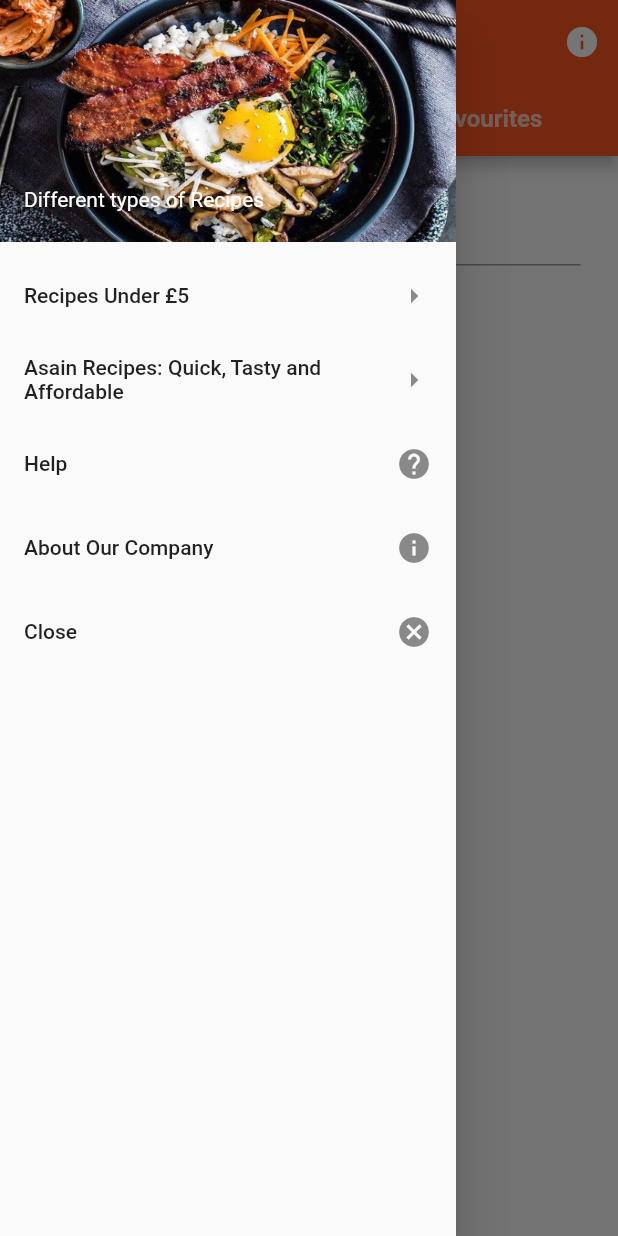
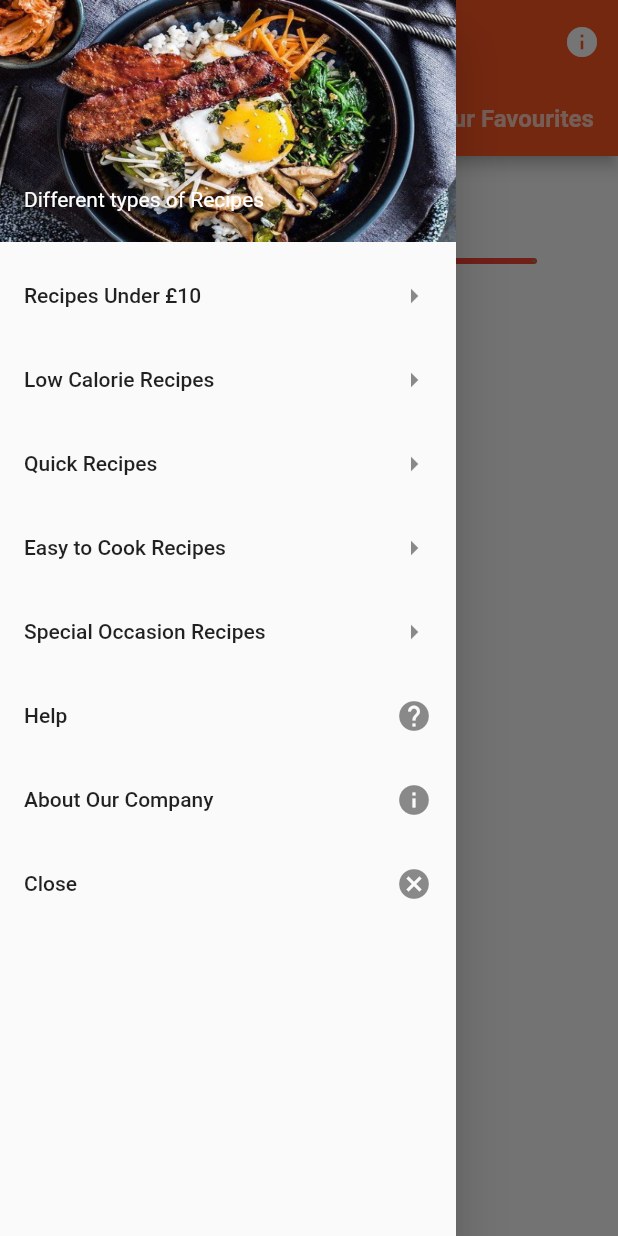
Before and after one commit to JonathanLewin/CookingProject, a Flutter app: the screen it shows after launch, with the side drawer open, on a phone screen of 412 x 824 dp. Run offline on Flutter 3.47's test engine with Material 2 defaults, Android fonts, the phone set to English and light mode, and no system bars; our stand-ins replace cloud_firestore; accounts and stored records are empty.

```diff
--- a/lib/main.dart
+++ b/lib/main.dart
@@ -26,7 +26,7 @@ class CoolAppState extends State<CoolApp> with SingleTickerProviderStateMixin {
   @override
   void initState() {
     super.initState();
-    controller = new TabController(vsync: this, length: 2);
+    controller = new TabController(vsync: this, length: 3);
   }
 
   @override
@@ -51,7 +51,7 @@ class CoolAppState extends State<CoolApp> with SingleTickerProviderStateMixin {
         bottom: new TabBar(
           controller: controller,
           tabs: <Tab>[
-            //new Tab(child: new Text('Popular', textAlign: TextAlign.center, style: TextStyle(fontWeight: FontWeight.bold, fontSize: 16.0))),
+            new Tab(child: new Text('Popular', textAlign: TextAlign.center, style: TextStyle(fontWeight: FontWeight.bold, fontSize: 16.0))),
             new Tab(icon: new Icon(Icons.home)),
             new Tab(child: new Text('Our Favourites', style: TextStyle(fontWeight: FontWeight.bold, fontSize: 16.0)),
             ),],
@@ -72,20 +72,44 @@ class CoolAppState extends State<CoolApp> with SingleTickerProviderStateMixin {
               ),
             ),
             new ListTile(
-              title: new Text("Recipes Under £5"),
+              title: new Text("Recipes Under £10"),
               trailing: new Icon(Icons.arrow_right),
               onTap: () => Navigator.of(context).push(
                     new MaterialPageRoute(
                       builder: (BuildContext context) => new PageOne(
-                          'RECIPIES UNDER £5'
+                          'RECIPIES UNDER £10'
                           ),),),
             ),
             new ListTile(
-              title: new Text("Asain Recipes: Quick, Tasty and Affordable"),
+              title: new Text("Low Calorie Recipes"),
               trailing: new Icon(Icons.arrow_right),
               onTap: () => Navigator.of(context).push(new MaterialPageRoute(
                   builder: (BuildContext context) => new PageOne(
-                      'AUTHENTIC ASAIN DISHES'
+                      'LOW CALORIE RECIPES'
+                      ))),
+            ),
+            new ListTile(
+              title: new Text("Quick Recipes"),
+              trailing: new Icon(Icons.arrow_right),
+              onTap: () => Navigator.of(context).push(new MaterialPageRoute(
+                  builder: (BuildContext context) => new PageOne(
+                      'QUICK RECIPES'
+                      ))),
+            ),
+            new ListTile(
+              title: new Text("Easy to Cook Recipes"),
+              trailing: new Icon(Icons.arrow_right),
+              onTap: () => Navigator.of(context).push(new MaterialPageRoute(
+                  builder: (BuildContext context) => new PageOne(
+                      'QUICK RECIPES'
+                      ))),
+            ),
+            new ListTile(
+              title: new Text("Special Occasion Recipes"),
+              trailing: new Icon(Icons.arrow_right),
+              onTap: () => Navigator.of(context).push(new MaterialPageRoute(
+                  builder: (BuildContext context) => new PageOne(
+                      'QUICK RECIPES'
                       ))),
             ),
             new ListTile(
@@ -115,7 +139,7 @@ class CoolAppState extends State<CoolApp> with SingleTickerProviderStateMixin {
       body: new TabBarView(
         controller: controller,
         children: <Widget>[
-          //new popular.PopularPage(),
+          new popular.PopularPage(),
           new homepage.HomepagePage(),
           new favourite.FavouritePage(),
         ],
--- a/lib/popular.dart
+++ b/lib/popular.dart
@@ -2,74 +2,157 @@ import 'package:flutter/material.dart';
 import 'package:cloud_firestore/cloud_firestore.dart';
 import './sidebarpages.dart';
 
-class PopularPage extends StatelessWidget {
+// class PopularPage extends StatelessWidget {
+//   @override
+//   Widget build(BuildContext context) {
+//     return new Scaffold(
+//       body: StreamBuilder(
+//           stream: Firestore.instance.collection('foodname').snapshots(),
+//           builder:
+//               (BuildContext context, AsyncSnapshot<QuerySnapshot> snapshot) {
+//             if (!snapshot.hasData) return const Text('');
+//             return FireStoreListView(documents: snapshot.data.documents);
+//           }),
+//     );
+//   }
+// }
+
+// class FireStoreListView extends StatelessWidget {
+//   final List<DocumentSnapshot> documents;
+//   int index = 0;
+
+//   FireStoreListView({this.documents});
+
+//   @override
+//   Widget build(BuildContext context) {
+//     String name = documents[1].data['name'].toString();
+//     String cookingtime = documents[1].data['cookingtime'].toString();
+//     String url = documents[1].data['url'].toString();
+//     String updatetime = '3hrs';
+
+//     return new SingleChildScrollView(
+//       child: new Column(
+//         children: <Widget>[
+//           new Container(
+//             margin: const EdgeInsets.all(6.0),
+//             decoration: new BoxDecoration(
+//                 border: new Border.all(width: 1.5, color: Colors.grey)),
+//             padding: new EdgeInsets.symmetric(vertical: 8.0, horizontal: 12.0),
+//             child: new Column(
+//               children: <Widget>[
+//                 new Image.asset(url,
+//                     fit: BoxFit.cover, height: 200.0, width: 370.0),
+//                 new SizedBox(height: 8.0),
+//                 new Text(name,
+//                     textAlign: TextAlign.center,
+//                     style: new TextStyle(
+//                         fontSize: 20.0,
+//                         fontWeight: FontWeight.bold,
+//                         fontStyle: FontStyle.italic)),
+//                 new SizedBox(height: 8.0),
+//                 Align(
+//                   alignment: Alignment.bottomLeft,
+//                   child: Wrap(
+//                     spacing: 18.0,
+//                     children: [
+//                       new Text(
+//                         'Updated ' + updatetime + ' ago' + '     |',
+//                         textAlign: TextAlign.left,
+//                         style: new TextStyle(
+//                             fontSize: 11.0,
+//                             fontStyle: FontStyle.italic,
+//                             color: Colors.blue),
+//                       ),
+//                       new Text('Cooking Time: ' + cookingtime,
+//                           textAlign: TextAlign.right)
+//                     ],
+//                   ),
+//                 ),
+//               ],
+//             ),
+//           ),
+//         ],
+//       ),
+//     );
+//   }
+// }
+
+class PopularPage extends StatefulWidget{
   @override
-  Widget build(BuildContext context) {
-    return new Scaffold(
-      body: StreamBuilder(
-          stream: Firestore.instance.collection('foodname').snapshots(),
-          builder:
-              (BuildContext context, AsyncSnapshot<QuerySnapshot> snapshot) {
-            if (!snapshot.hasData) return const Text('');
-            return FireStoreListView(documents: snapshot.data.documents);
-          }),
-    );
+  State<StatefulWidget> createState() {
+    return new PopularPageState();
   }
 }
 
-class FireStoreListView extends StatelessWidget {
-  final List<DocumentSnapshot> documents;
-  int index = 0;
+class PopularPageState extends State<PopularPage>{
 
-  FireStoreListView({this.documents});
+  double _text = 0.0;
+
+    void onChanged(double value){
+      setState(() {
+        _text = value;
+      });
+    }
 
   @override
   Widget build(BuildContext context) {
-    String name = documents[1].data['name'].toString();
-    String cookingtime = documents[1].data['cookingtime'].toString();
-    String url = documents[1].data['url'].toString();
-    String updatetime = '3hrs';
 
-    return new SingleChildScrollView(
+    Widget test(){
+      if(_text.toInt() == 0){
+        return new Row(
+          mainAxisAlignment: MainAxisAlignment.center,
+          children: <Widget>[
+          new Text('Recipe Difficulty: '),
+          new Text('Very Easy', style: TextStyle(fontWeight: FontWeight.bold),)
+        ],);
+      }else if(_text.toInt() == 25){
+        return new Row(
+          mainAxisAlignment: MainAxisAlignment.center,
+          children: <Widget>[
+          new Text('Recipe Difficulty: '),
+          new Text('Easy', style: TextStyle(fontWeight: FontWeight.bold),)
+        ],);
+      }else if(_text.toInt() == 50){
+        return new Row(
+          mainAxisAlignment: MainAxisAlignment.center,
+          children: <Widget>[
+          new Text('Recipe Difficulty: '),
+          new Text('Medium', style: TextStyle(fontWeight: FontWeight.bold),)
+        ],);
+      }else if(_text.toInt() == 75){
+        return new Row(
+          mainAxisAlignment: MainAxisAlignment.center,
+          children: <Widget>[
+          new Text('Recipe Difficulty: '),
+          new Text('Hard', style: TextStyle(fontWeight: FontWeight.bold),)
+        ],);
+      }else{
+        return new Row(
+          mainAxisAlignment: MainAxisAlignment.center,
+          children: <Widget>[
+          new Text('Recipe Difficulty: '),
+          new Text('Pro Level', style: TextStyle(fontWeight: FontWeight.bold),)
+        ],);
+      }
+    }
+
+    return new Container(
+      padding: new EdgeInsets.all(30.0),
       child: new Column(
         children: <Widget>[
           new Container(
-            margin: const EdgeInsets.all(6.0),
-            decoration: new BoxDecoration(
-                border: new Border.all(width: 1.5, color: Colors.grey)),
-            padding: new EdgeInsets.symmetric(vertical: 8.0, horizontal: 12.0),
-            child: new Column(
-              children: <Widget>[
-                new Image.asset(url,
-                    fit: BoxFit.cover, height: 200.0, width: 370.0),
-                new SizedBox(height: 8.0),
-                new Text(name,
-                    textAlign: TextAlign.center,
-                    style: new TextStyle(
-                        fontSize: 20.0,
-                        fontWeight: FontWeight.bold,
-                        fontStyle: FontStyle.italic)),
-                new SizedBox(height: 8.0),
-                Align(
-                  alignment: Alignment.bottomLeft,
-                  child: Wrap(
-                    spacing: 18.0,
-                    children: [
-                      new Text(
-                        'Updated ' + updatetime + ' ago' + '     |',
-                        textAlign: TextAlign.left,
-                        style: new TextStyle(
-                            fontSize: 11.0,
-                            fontStyle: FontStyle.italic,
-                            color: Colors.blue),
-                      ),
-                      new Text('Cooking Time: ' + cookingtime,
-                          textAlign: TextAlign.right)
-                    ],
-                  ),
-                ),
-              ],
-            ),
+           child: test(),
+          ),
+          new Slider(
+            min: 0.0,
+            divisions: 4,
+            label: 'Difficulty',
+            activeColor: Colors.green,
+            inactiveColor: Colors.red,
+            max: 100.0,
+            value: _text,
+            onChanged:
+              onChanged
           ),
         ],
       ),
```
Also changed, not shown: lib/favourites.dart (+16 -14 lines).
